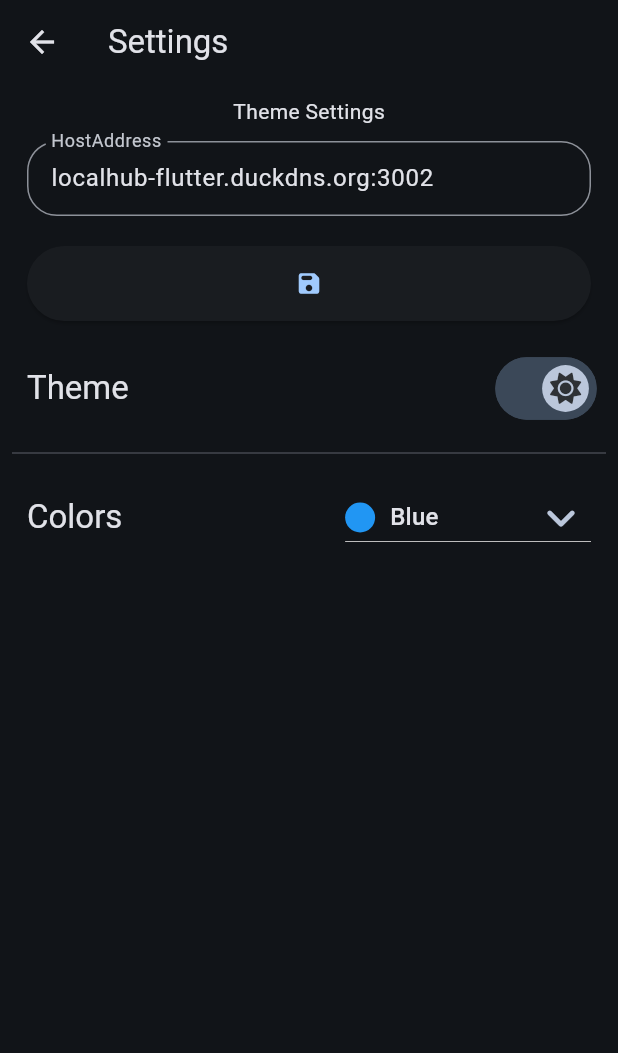
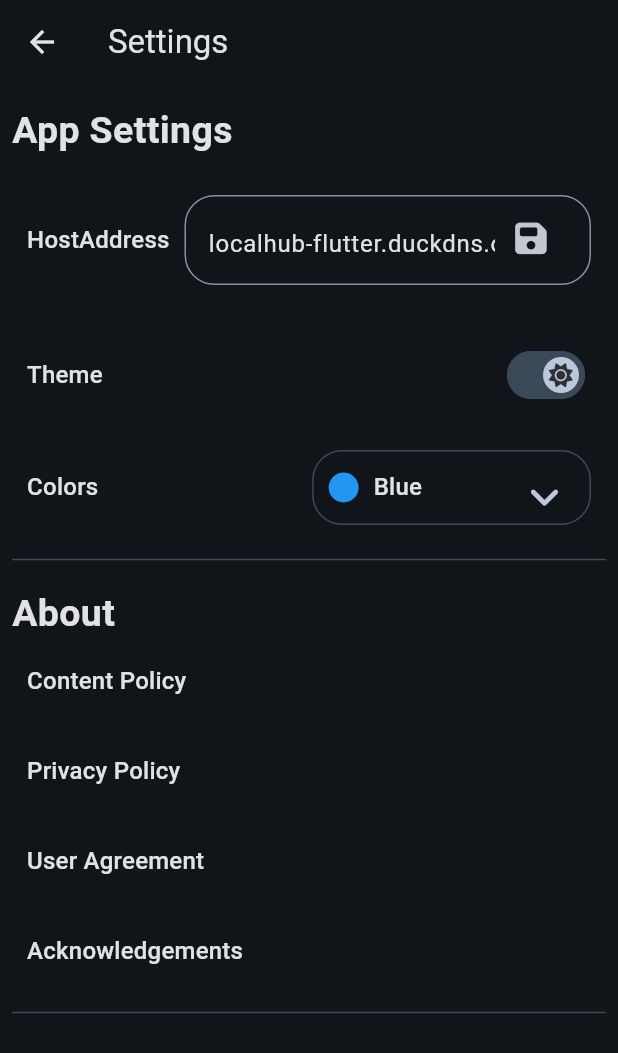
Before and after one commit to vedantjain8/localhub, a Flutter app: the SettingsScreen screen opened directly, on a phone screen of 412 x 824 dp. Shown: the top 1053 px of the screen. Run offline on Flutter 3.47's test engine with Material 3 defaults, Android fonts, the phone set to English and light mode, and no system bars; our stand-ins replace cached_network_image, csc_picker, dropdown_search, flutter_markdown, flutter_secure_storage, font_awesome_flutter and 4 more; accounts and stored records are empty; network calls fail; project files that could hold a hidden picture were left out.

Commit message:
fix: settings screen ui

```diff
--- a/flutter/localhub/lib/screens/layout/settings/settings_screen.dart
+++ b/flutter/localhub/lib/screens/layout/settings/settings_screen.dart
@@ -1,10 +1,11 @@
 // todo: theme, hostaddress and submit, main.dart me server down aur update wali screen pe
+
+// ignore_for_file: use_build_context_synchronously
 
 import 'package:flutter/material.dart';
 import 'package:font_awesome_flutter/font_awesome_flutter.dart';
 import 'package:localhub/api/version_check.dart';
 import 'package:localhub/themes/theme.dart';
-import 'package:localhub/widgets/custom_input_decoration.dart';
 import 'package:shared_preferences/shared_preferences.dart';
 
 class SettingsScreen extends StatefulWidget {
@@ -126,47 +127,88 @@ class _SettingsScreenState extends State<SettingsScreen> {
       ),
       body: Padding(
         padding: const EdgeInsets.all(8.0),
+        child: SingleChildScrollView(
           child: Column(
             children: [
               Column(
+                crossAxisAlignment: CrossAxisAlignment.start,
                 children: [
-                _section(title: 'Theme Settings', items: [
-                  // TODO: fix  this item when error message pops up
+                  _section(
+                    title: 'App Settings',
+                    items: [
+                      const SizedBox(
+                        height: 10,
+                      ),
                       _sectionItem(
+                        height: _submited ? 100 : 80,
+                        child: Row(
+                          crossAxisAlignment: CrossAxisAlignment.center,
+                          children: [
+                            Text(
+                              'HostAddress',
+                              style: Theme.of(context).textTheme.titleMedium,
+                            ),
+                            const SizedBox(
+                              width: 10,
+                            ),
+                            Expanded(
                               child: TextField(
                                 controller: _hostAddressController,
-                      decoration: CustomInputDecoration.inputDecoration(
-                        context: context, label: ("HostAddress"),
+                                decoration: InputDecoration(
+                                    // label: const Text("HostAddress"),
                                     errorText: _submited ? _errorText : null,
-                        // hintText: 'hostaddress',
+                                    focusedBorder: OutlineInputBorder(
+                                      borderRadius: BorderRadius.circular(20.0),
+                                      borderSide: BorderSide(
+                                        color: colorScheme.outlineVariant,
                                       ),
                                     ),
-                  ),
-                  _sectionItem(
-                    child: ElevatedButton(
+                                    suffix: IconButton(
                                         onPressed: () {
                                           _checkUrl();
                                         },
-                      child: const Icon(Icons.save_rounded),
+                                        icon: const Icon(
+                                            FontAwesomeIcons.solidFloppyDisk)),
+                                    border: OutlineInputBorder(
+                                      borderRadius: BorderRadius.circular(20.0),
+                                      borderSide: BorderSide(
+                                        color: colorScheme.outlineVariant,
+                                      ),
+                                    )),
                               ),
                             ),
+                          ],
+                        ),
+                      ),
+                      const SizedBox(
+                        height: 10,
+                      ),
+                      // const Divider(),
+                      // _sectionItem(
+                      //   child: ElevatedButton(
+                      //     onPressed: () {
+                      //       _checkUrl();
+                      //     },
+                      //     child: const Icon(Icons.save_rounded),
+                      //   ),
+                      // ),
                       _sectionItem(
+                        height: 60,
                         child: Row(
                           mainAxisAlignment: MainAxisAlignment.spaceBetween,
                           children: [
                             Text(
                               'Theme',
-                          style: Theme.of(context).textTheme.titleLarge,
+                              style: Theme.of(context).textTheme.titleMedium,
                             ),
-                        Transform.scale(
-                          scale: 1.3,
-                          child: Switch(
+                            Switch(
                               trackOutlineColor: MaterialStatePropertyAll(
                                   colorScheme.secondaryContainer),
-                            inactiveTrackColor: colorScheme.secondaryContainer,
+                              inactiveTrackColor:
+                                  colorScheme.secondaryContainer,
                               activeTrackColor: colorScheme.secondaryContainer,
-                            thumbColor:
-                                MaterialStatePropertyAll(colorScheme.secondary),
+                              thumbColor: MaterialStatePropertyAll(
+                                  colorScheme.secondary),
                               value: isDark,
                               onChanged: (value) async {
                                 setState(() {
@@ -185,23 +227,33 @@ class _SettingsScreenState extends State<SettingsScreen> {
                                         color: colorScheme.onInverseSurface,
                                       ),
                               ),
-                          ),
                             )
                           ],
                         ),
                       ),
-                  const Divider(),
+                      // const Divider(),
                       _sectionItem(
+                        height: 70,
                         child: Row(
                           mainAxisAlignment: MainAxisAlignment.spaceBetween,
                           children: [
                             Text(
                               'Colors',
-                          style: Theme.of(context).textTheme.titleLarge,
+                              style: Theme.of(context).textTheme.titleMedium,
                             ),
                             Row(
                               children: [
-                            DropdownButton<Color>(
+                                Container(
+                                  decoration: BoxDecoration(
+                                    borderRadius: BorderRadius.circular(20),
+                                    border: Border.all(
+                                        color: colorScheme.outlineVariant,
+                                        width: 1),
+                                  ),
+                                  child: DropdownButton<Color>(
+                                    padding: const EdgeInsets.all(10),
+                                    borderRadius: BorderRadius.circular(20),
+                                    underline: Container(),
                                     value: AppTheme.currentColorSeed.color,
                                     icon: Padding(
                                       padding: const EdgeInsets.all(8.0),
@@ -229,40 +281,93 @@ class _SettingsScreenState extends State<SettingsScreen> {
                                       AppTheme.selectColor(color!);
                                     },
                                   ),
+                                ),
                               ],
                             ),
                           ],
                         ),
                       ),
-                ]),
+                    ],
+                  ),
+                  _section(title: "About", items: [
+                    InkWell(
+                      child: _sectionItem(
+                        child: Text(
+                          'Content Policy',
+                          style: Theme.of(context).textTheme.titleMedium,
+                        ),
+                        height: 50,
+                      ),
+                    ),
+                    InkWell(
+                      child: _sectionItem(
+                        child: Text(
+                          'Privacy Policy',
+                          style: Theme.of(context).textTheme.titleMedium,
+                        ),
+                        height: 50,
+                      ),
+                    ),
+                    InkWell(
+                      child: _sectionItem(
+                        child: Text(
+                          'User Agreement',
+                          style: Theme.of(context).textTheme.titleMedium,
+                        ),
+                        height: 50,
+                      ),
+                    ),
+                    InkWell(
+                      child: _sectionItem(
+                        child: Text(
+                          'Acknowledgements',
+                          style: Theme.of(context).textTheme.titleMedium,
+                        ),
+                        height: 50,
+                      ),
+                    ),
+                  ])
                 ],
               ),
             ],
           ),
         ),
+      ),
     );
   }
 
-  Widget _section({title, final List<Widget>? items}) {
-    return Column(
+  Widget _section({String? title, final List<Widget>? items}) {
+    return Padding(
+      padding: const EdgeInsets.symmetric(vertical: 5.0),
+      child: Column(
+        crossAxisAlignment: CrossAxisAlignment.start,
         children: [
-        if (title != null) Text(title),
+          if (title != null)
+            Text(
+              title,
+              style: const TextStyle(fontSize: 25, fontWeight: FontWeight.bold),
+            ),
           if (items != null)
             Column(
               children: items,
-          )
+            ),
+          const Divider()
         ],
+      ),
     );
   }
 
-  Widget _sectionItem({required child}) {
-    return SizedBox(
+  Widget _sectionItem({required child, required double height}) {
+    return Padding(
+      padding: const EdgeInsets.symmetric(vertical: 5),
+      child: SizedBox(
         width: double.maxFinite,
-      height: 70,
+        height: height,
         child: Padding(
           padding: const EdgeInsets.all(10),
           child: child,
         ),
+      ),
     );
   }
 }
```
Lines whose indentation alone changed are shown as unchanged.
